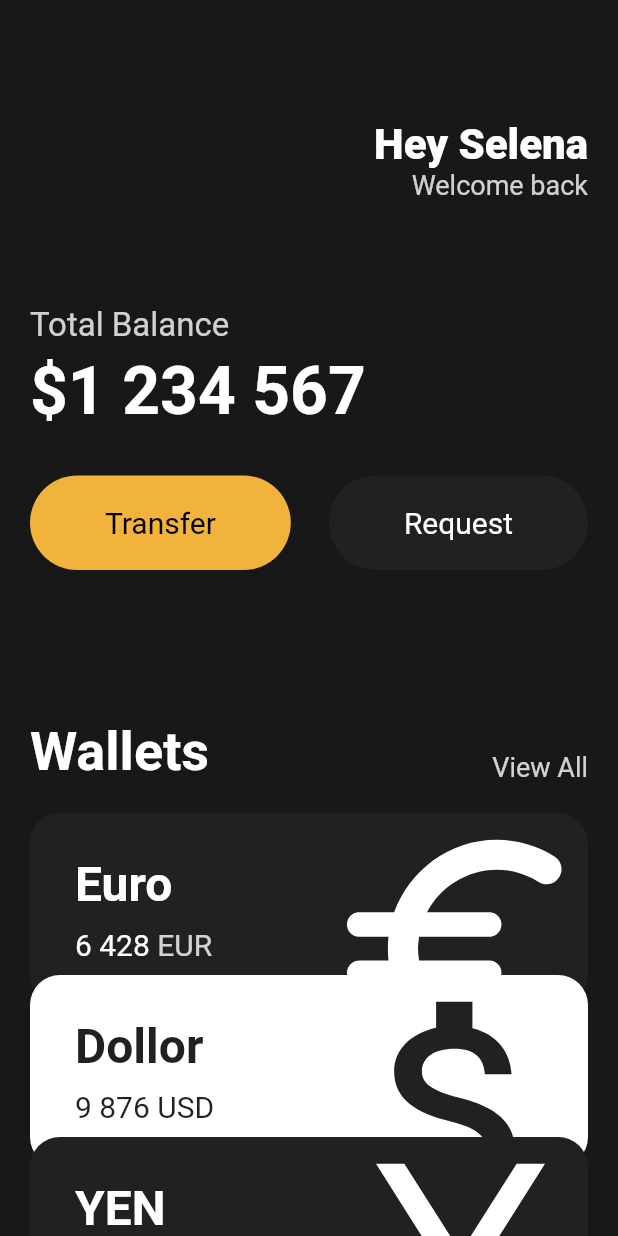
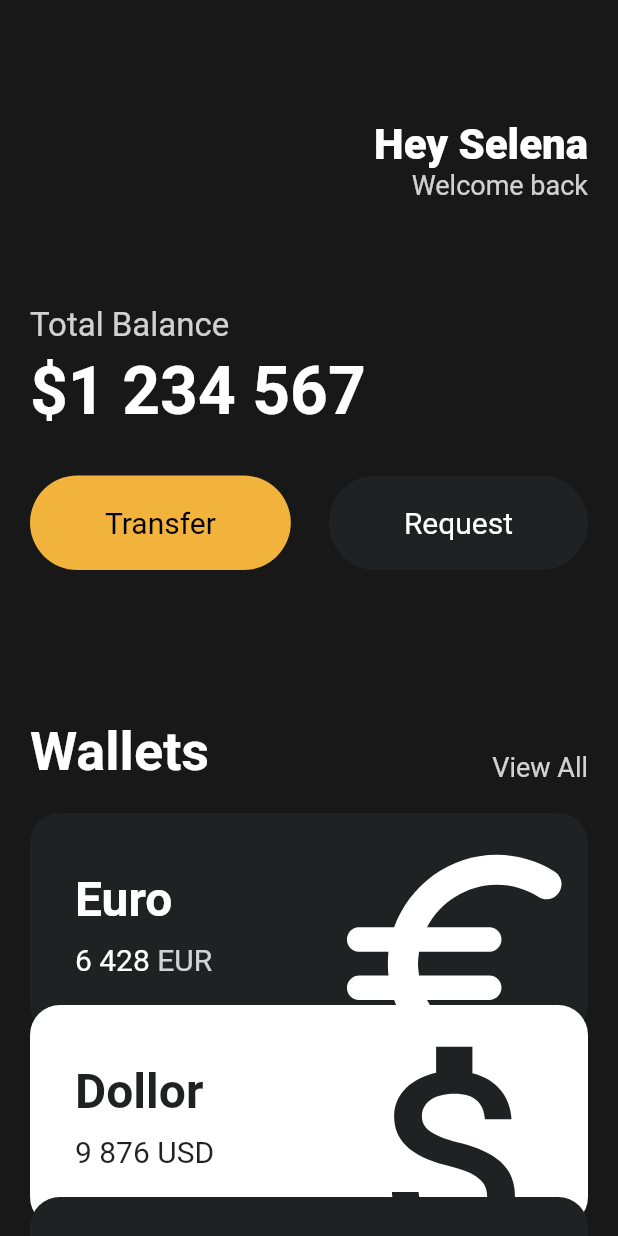
Before and after one commit to guraband/practice-flutter-for-beginners, a Flutter app: the screen it shows after launch, on a phone screen of 412 x 824 dp. Run offline on Flutter 3.47's test engine with Material 2 defaults, Android fonts, the phone set to English and light mode, and no system bars.

Commit message:
#3.9 Code Challenge 완료

```diff
--- a/lib/main.dart
+++ b/lib/main.dart
@@ -14,7 +14,8 @@ class App extends StatelessWidget {
     return MaterialApp(
       home: Scaffold(
         backgroundColor: const Color(0xFF181818),
-        body: Padding(
+        body: SingleChildScrollView(
+          child: Padding(
             padding: const EdgeInsets.symmetric(horizontal: 20),
             child: Column(
               crossAxisAlignment: CrossAxisAlignment.start,
@@ -119,28 +120,26 @@ class App extends StatelessWidget {
                   amount: "6 428",
                   icon: Icons.euro_rounded,
                   isInverted: false,
+                  index: 0,
                 ),
-              Transform.translate(
-                offset: const Offset(0, -20),
-                child: const CurrencyCard(
+                const CurrencyCard(
                   name: "Dollor",
                   code: "USD",
                   amount: "9 876",
                   icon: Icons.attach_money_outlined,
                   isInverted: true,
+                  index: 1,
                 ),
-              ),
-              Transform.translate(
-                offset: const Offset(0, -40),
-                child: const CurrencyCard(
+                const CurrencyCard(
                   name: "YEN",
                   code: "JPN",
                   amount: "6 428",
                   icon: Icons.currency_yen,
                   isInverted: false,
-                ),
+                  index: 2,
                 ),
               ],
+            ),
           ),
         ),
       ),
--- a/lib/widgets/currency_cart.dart
+++ b/lib/widgets/currency_cart.dart
@@ -4,6 +4,7 @@ class CurrencyCard extends StatelessWidget {
   final String name, code, amount;
   final IconData icon;
   final bool isInverted;
+  final int index;
 
   final _blackColor = const Color(0xFF1F2123);
 
@@ -14,11 +15,14 @@ class CurrencyCard extends StatelessWidget {
     required this.amount,
     required this.icon,
     required this.isInverted,
+    required this.index,
   });
 
   @override
   Widget build(BuildContext context) {
-    return Container(
+    return Transform.translate(
+      offset: Offset(0, index * -20),
+      child: Container(
         clipBehavior: Clip.hardEdge,
         decoration: BoxDecoration(
           color: isInverted ? Colors.white : _blackColor,
@@ -26,7 +30,7 @@ class CurrencyCard extends StatelessWidget {
         ),
         child: Padding(
           padding: const EdgeInsets.symmetric(
-          vertical: 20,
+            vertical: 30,
             horizontal: 30,
           ),
           child: Row(
@@ -85,6 +89,7 @@ class CurrencyCard extends StatelessWidget {
             ],
           ),
         ),
+      ),
     );
   }
 }
```
Lines whose indentation alone changed are shown as unchanged.
